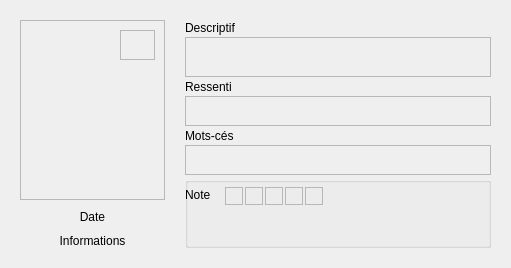
The window that app/photocard.ui (baptistegasser/Bibliotheque_Photo) describes before a commit, drawn with Qt 5.
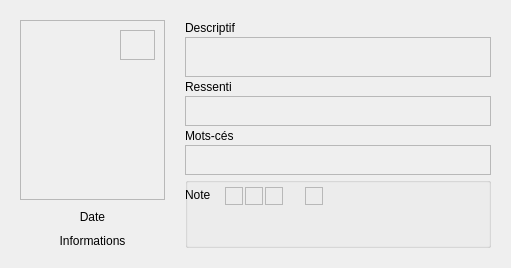
The same window after the commit.

The edit to the form file:
```diff
--- a/app/photocard.ui
+++ b/app/photocard.ui
@@ -375,16 +375,19 @@
         </property>
         <property name="maximumSize">
          <size>
-          <width>18</width>
-          <height>18</height>
+          <width>16777215</width>
+          <height>45</height>
          </size>
         </property>
-        <property name="frameShape">
-         <enum>QFrame::StyledPanel</enum>
+        <property name="autoFillBackground">
+         <bool>false</bool>
         </property>
         <property name="frameShadow">
          <enum>QFrame::Raised</enum>
         </property>
+        <property name="widgetResizable" stdset="0">
+         <bool>true</bool>
+        </property>
        </widget>
        <widget class="QFrame" name="star1_frame">
         <property name="geometry">
```
Left out of the diff: 14 changed lines with no effect on the pictures.
